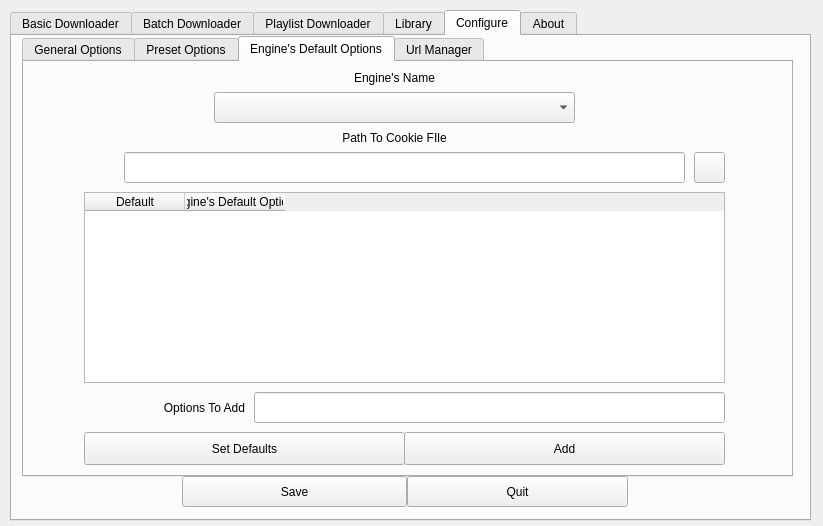
The window that src/mainwindow.ui (hamonikr/media-downloader) describes before a commit, drawn with Qt 5.
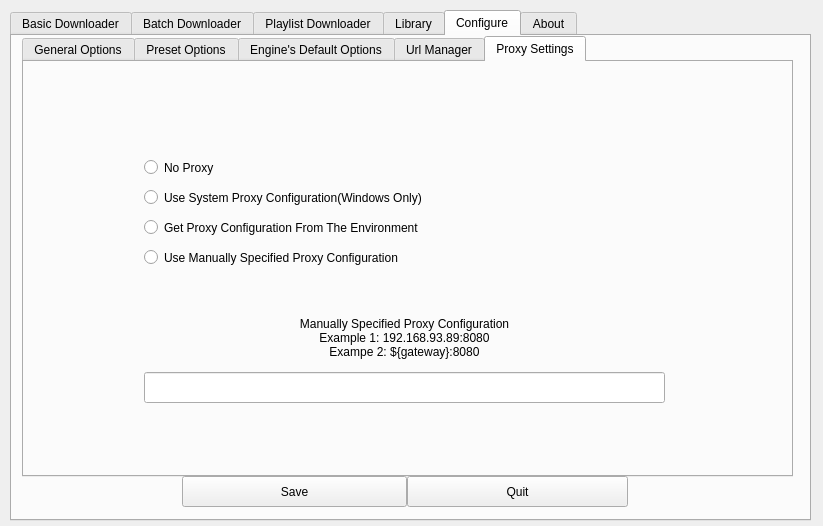
The same window after the commit. The open tabs and pages were chosen to show the change.

The edit to the form file:
```diff
--- a/src/mainwindow.ui
+++ b/src/mainwindow.ui
@@ -1439,7 +1439,7 @@
        </rect>
       </property>
       <property name="currentIndex">
-       <number>2</number>
+       <number>4</number>
       </property>
       <widget class="QWidget" name="tabWidgetConfigureGeneralOptions">
        <attribute name="title">
@@ -2213,6 +2213,94 @@
         </property>
        </widget>
       </widget>
+      <widget class="QWidget" name="tabProxySettings">
+       <attribute name="title">
+        <string>Proxy Settings</string>
+       </attribute>
+       <widget class="QRadioButton" name="rbUseSystemProxy">
+        <property name="geometry">
+         <rect>
+          <x>120</x>
+          <y>120</y>
+          <width>521</width>
+          <height>31</height>
+         </rect>
+        </property>
+        <property name="text">
+         <string>Use System Proxy Configuration(Windows Only)</string>
+        </property>
+       </widget>
+       <widget class="QRadioButton" name="rbUseManualProxy">
+        <property name="geometry">
+         <rect>
+          <x>120</x>
+          <y>170</y>
+          <width>521</width>
+          <height>51</height>
+         </rect>
+        </property>
+        <property name="text">
+         <string>Use Manually Specified Proxy Configuration</string>
+        </property>
+       </widget>
+       <widget class="QLineEdit" name="lineEditCustormProxyAddress">
+        <property name="geometry">
+         <rect>
+          <x>120</x>
+          <y>310</y>
+          <width>521</width>
+          <height>31</height>
+         </rect>
+        </property>
+       </widget>
+       <widget class="QLabel" name="labelProxy">
+        <property name="geometry">
+         <rect>
+          <x>120</x>
+          <y>240</y>
+          <width>521</width>
+          <height>71</height>
+         </rect>
+        </property>
+        <property name="text">
+         <string>Manually Specified Proxy Configuration
+Example 1: 192.168.93.89:8080
+Exampe 2: ${gateway}:8080</string>
+        </property>
+        <property name="alignment">
+         <set>Qt::AlignCenter</set>
+        </property>
+        <property name="wordWrap">
+         <bool>true</bool>
+        </property>
+       </widget>
+       <widget class="QRadioButton" name="rbGetFromEnv">
+        <property name="geometry">
+         <rect>
+          <x>120</x>
+          <y>150</y>
+          <width>521</width>
+          <height>31</height>
+         </rect>
+        </property>
+        <property name="text">
+         <string>Get Proxy Configuration From The Environment</string>
+        </property>
+       </widget>
+       <widget class="QRadioButton" name="rbNoProxy">
+        <property name="geometry">
+         <rect>
+          <x>120</x>
+          <y>90</y>
+          <width>521</width>
+          <height>31</height>
+         </rect>
+        </property>
+        <property name="text">
+         <string>No Proxy</string>
+        </property>
+       </widget>
+      </widget>
      </widget>
      <widget class="QPushButton" name="pbConfigureQuit">
       <property name="geometry">
```
Left out of the diff: 25 changed lines with no effect on the pictures.
